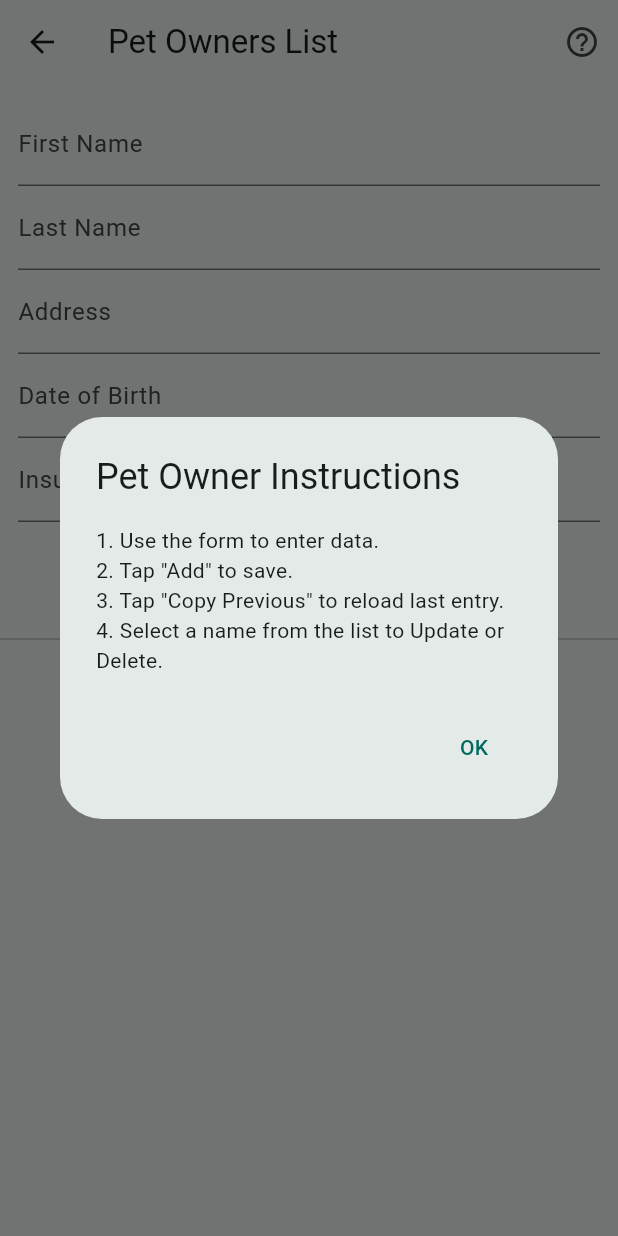
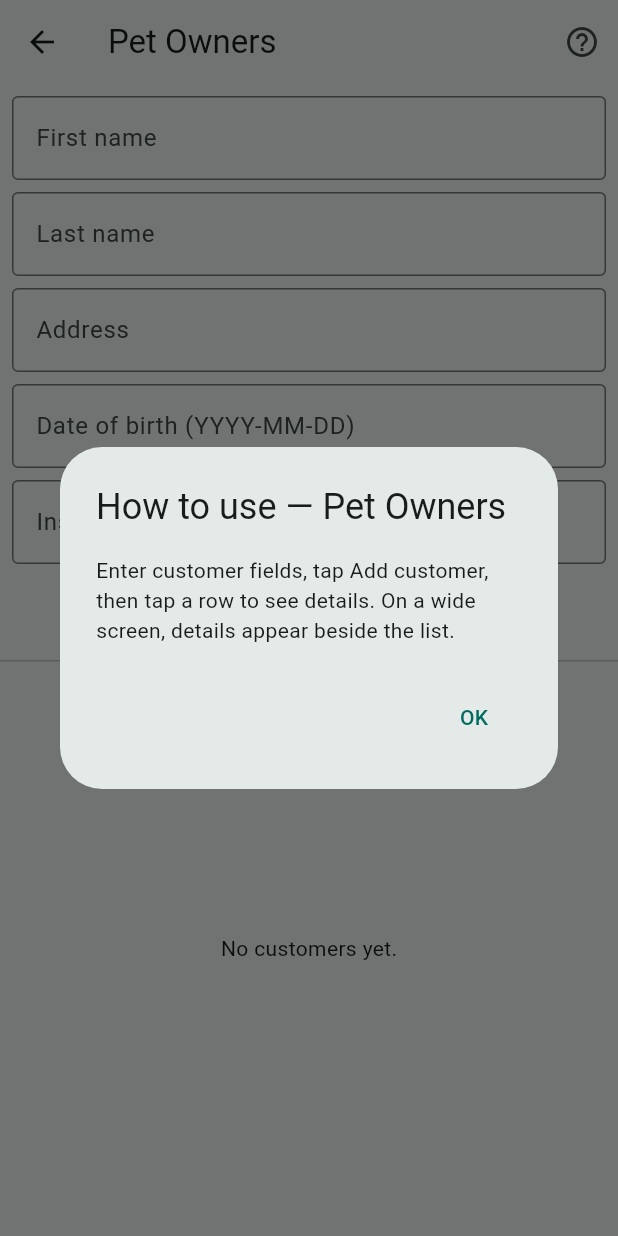
Before and after one commit to pedroperesteodoro/CST2335_Final_GroupProject, a Flutter app: the PetOwnerScreen screen opened directly, after a tap on the "help outline" icon, on a phone screen of 412 x 824 dp. Run offline on Flutter 3.47's test engine with Material 3 defaults, Android fonts, the phone set to English and light mode, and no system bars; our stand-ins replace floor, sqflite; accounts and stored records are empty; generated files the repository leaves out were written again.

Commit message:
New version

```diff
--- a/lib/data/daos/pet_owner_dao.dart
+++ b/lib/data/daos/pet_owner_dao.dart
@@ -1,7 +1,7 @@
 import 'package:floor/floor.dart';
 
 import '../entities/pet_owner.dart';
-///Vaibhav Tanwar
+
 /// Data access for [PetOwner] rows (course pattern: @Query / @insert / @update / @delete).
 @dao
 abstract class PetOwnerDao {
--- a/lib/screens/pet_owner_screen.dart
+++ b/lib/screens/pet_owner_screen.dart
@@ -1,9 +1,12 @@
 import 'package:flutter/material.dart';
-import 'package:flutter_secure_storage/flutter_secure_storage.dart';
+
 import '../data/database_holder.dart';
 import '../data/entities/pet_owner.dart';
 import '../widgets/reactive_layout.dart';
 
+/// **Pet Owners** module — base scaffold: form + [ListView], SQLite via Floor, responsive details.
+///
+/// Teammate extends this with EncryptedSharedPreferences, full validation, ActionBar help, i18n, etc.
 class PetOwnerScreen extends StatefulWidget {
   const PetOwnerScreen({super.key});
 
@@ -12,11 +15,11 @@ class PetOwnerScreen extends StatefulWidget {
 }
 
 class _PetOwnerScreenState extends State<PetOwnerScreen> {
+  /// Rows shown in the list (loaded from SQLite on open and after writes).
   List<PetOwner> _rows = [];
+
+  /// When non-null on narrow screens, the UI shows the detail pane instead of the list.
   PetOwner? _selected;
-
-
-  final _storage = const FlutterSecureStorage();
 
   final _first = TextEditingController();
   final _last = TextEditingController();
@@ -40,7 +43,7 @@ class _PetOwnerScreenState extends State<PetOwnerScreen> {
     super.dispose();
   }
 
-  /// Reloads list from SQLite and updates the UI.
+  /// SQLite.txt: load list when the screen starts (async → `setState` when data returns).
   Future<void> _reloadFromDb() async {
     final dao = DatabaseHolder.instance.petOwnerDao;
     final list = await dao.findAll();
@@ -48,134 +51,109 @@ class _PetOwnerScreenState extends State<PetOwnerScreen> {
     setState(() => _rows = list);
   }
 
-  Future<void> _saveToEncryptedStorage() async {
-    await _storage.write(key: 'last_first', value: _first.text);
-    await _storage.write(key: 'last_last', value: _last.text);
-    await _storage.write(key: 'last_address', value: _address.text);
-    await _storage.write(key: 'last_dob', value: _dob.text);
-  }
+  /// Minimal validation: assignment requires all except insurance before submit.
+  Future<void> _onAddPressed() async {
+    final first = _first.text.trim();
+    final last = _last.text.trim();
+    final address = _address.text.trim();
+    final dob = _dob.text.trim();
+    final ins = _insurance.text.trim();
 
-  Future<void> _loadFromEncryptedStorage() async {
-    _first.text = await _storage.read(key: 'last_first') ?? "";
-    _last.text = await _storage.read(key: 'last_last') ?? "";
-    _address.text = await _storage.read(key: 'last_address') ?? "";
-    _dob.text = await _storage.read(key: 'last_dob') ?? "";
-
+    if (first.isEmpty || last.isEmpty || address.isEmpty || dob.isEmpty) {
       ScaffoldMessenger.of(context).showSnackBar(
-      const SnackBar(content: Text('Fields copied from previous customer.')),
+        const SnackBar(content: Text('Fill first name, last name, address, and DOB.')),
       );
-  }
-
-  /// Add Logic with Requirement #5 (AlertDialog & Snackbar)
-  Future<void> _onAddPressed() async {
-    if (_first.text.isEmpty || _last.text.isEmpty || _address.text.isEmpty || _dob.text.isEmpty) {
-      _showSimpleDialog('Missing Data', 'Please fill all fields except Insurance.');
       return;
     }
 
     final row = PetOwner(
-      firstName: _first.text,
-      lastName: _last.text,
-      address: _address.text,
-      dateOfBirth: _dob.text,
-      insuranceNumber: _insurance.text.isEmpty ? null : _insurance.text,
+      firstName: first,
+      lastName: last,
+      address: address,
+      dateOfBirth: dob,
+      insuranceNumber: ins.isEmpty ? null : ins,
     );
 
     await DatabaseHolder.instance.petOwnerDao.insertPetOwner(row);
-    await _saveToEncryptedStorage(); // Save for future copying
-
-    _clearFields();
+    _first.clear();
+    _last.clear();
+    _address.clear();
+    _dob.clear();
+    _insurance.clear();
     await _reloadFromDb();
 
+    if (!mounted) return;
     ScaffoldMessenger.of(context).showSnackBar(
-      const SnackBar(content: Text('Customer successfully added!')),
+      const SnackBar(content: Text('Pet owner saved to the database.')),
     );
   }
 
-  /// Logic to update an existing customer.
-  Future<void> _onUpdatePressed() async {
-    if (_selected == null) return;
-
-    final updated = PetOwner(
-      id: _selected!.id, // Keep the same ID to overwrite the row
-      firstName: _first.text,
-      lastName: _last.text,
-      address: _address.text,
-      dateOfBirth: _dob.text,
-      insuranceNumber: _insurance.text,
-    );
-
-    await DatabaseHolder.instance.petOwnerDao.updatePetOwner(updated);
-    await _reloadFromDb();
-    setState(() => _selected = updated);
-    ScaffoldMessenger.of(context).showSnackBar(
-      const SnackBar(content: Text('Customer information updated.')),
-    );
-  }
-
-  void _clearFields() {
-    _first.clear(); _last.clear(); _address.clear(); _dob.clear(); _insurance.clear();
-  }
-
-  void _showSimpleDialog(String title, String message) {
-    showDialog(
+  /// Shows the course-required help text in a modal dialog (ActionBar item below).
+  void _showHelpDialog() {
+    showDialog<void>(
       context: context,
       builder: (c) => AlertDialog(
-        title: Text(title),
-        content: Text(message),
-        actions: [TextButton(onPressed: () => Navigator.pop(c), child: const Text('OK'))],
+        title: const Text('How to use — Pet Owners'),
+        content: const Text(
+          'Enter customer fields, tap Add customer, then tap a row to see details. '
+          'On a wide screen, details appear beside the list.',
         ),
-    );
-  }
-
-  void _showHelpDialog() {
-    _showSimpleDialog(
-      'Pet Owner Instructions',
-      '1. Use the form to enter data.\n2. Tap "Add" to save.\n3. Tap "Copy Previous" to reload last entry.\n4. Select a name from the list to Update or Delete.',
+        actions: [
+          TextButton(onPressed: () => Navigator.pop(c), child: const Text('OK')),
+        ],
+      ),
     );
   }
 
   Widget _buildListPane() {
     return Column(
+      crossAxisAlignment: CrossAxisAlignment.stretch,
       children: [
         Padding(
-          padding: const EdgeInsets.all(12),
+          padding: const EdgeInsets.all(8),
           child: Column(
             children: [
-              TextField(controller: _first, decoration: const InputDecoration(labelText: 'First Name')),
-              TextField(controller: _last, decoration: const InputDecoration(labelText: 'Last Name')),
-              TextField(controller: _address, decoration: const InputDecoration(labelText: 'Address')),
-              TextField(controller: _dob, decoration: const InputDecoration(labelText: 'Date of Birth')),
-              TextField(controller: _insurance, decoration: const InputDecoration(labelText: 'Insurance #')),
-              const SizedBox(height: 10),
-              Row(
-                mainAxisAlignment: MainAxisAlignment.spaceEvenly,
-                children: [
-                  ElevatedButton(onPressed: _onAddPressed, child: const Text('Add')),
-                  OutlinedButton(onPressed: _loadFromEncryptedStorage, child: const Text('Copy Previous')),
-                ],
+              TextField(
+                controller: _first,
+                decoration: const InputDecoration(labelText: 'First name', border: OutlineInputBorder()),
               ),
+              const SizedBox(height: 8),
+              TextField(
+                controller: _last,
+                decoration: const InputDecoration(labelText: 'Last name', border: OutlineInputBorder()),
+              ),
+              const SizedBox(height: 8),
+              TextField(
+                controller: _address,
+                decoration: const InputDecoration(labelText: 'Address', border: OutlineInputBorder()),
+              ),
+              const SizedBox(height: 8),
+              TextField(
+                controller: _dob,
+                decoration: const InputDecoration(labelText: 'Date of birth (YYYY-MM-DD)', border: OutlineInputBorder()),
+              ),
+              const SizedBox(height: 8),
+              TextField(
+                controller: _insurance,
+                decoration: const InputDecoration(labelText: 'Insurance # (optional)', border: OutlineInputBorder()),
+              ),
+              const SizedBox(height: 8),
+              FilledButton(onPressed: _onAddPressed, child: const Text('Add customer')),
             ],
           ),
         ),
-        const Divider(),
+        const Divider(height: 1),
         Expanded(
-          child: ListView.builder(
+          child: _rows.isEmpty
+              ? const Center(child: Text('No customers yet.'))
+              : ListView.builder(
                   itemCount: _rows.length,
                   itemBuilder: (context, i) {
                     final r = _rows[i];
                     return ListTile(
                       title: Text('${r.lastName}, ${r.firstName}'),
                       subtitle: Text(r.address),
-                onTap: () {
-                  setState(() => _selected = r);
-                  // Populate fields for editing
-                  _first.text = r.firstName;
-                  _last.text = r.lastName;
-                  _address.text = r.address;
-                  _dob.text = r.dateOfBirth;
-                  _insurance.text = r.insuranceNumber ?? "";
-                },
+                      onTap: () => setState(() => _selected = r),
                     );
                   },
                 ),
@@ -185,26 +163,51 @@ class _PetOwnerScreenState extends State<PetOwnerScreen> {
   }
 
   Widget _buildDetailPane() {
-    if (_selected == null) return const Center(child: Text('Select a customer to view details.'));
+    final r = _selected;
+    if (r == null) {
+      return const Center(child: Text('Select a customer from the list.'));
+    }
     return Padding(
-      padding: const EdgeInsets.all(20),
+      padding: const EdgeInsets.all(16),
       child: Column(
+        crossAxisAlignment: CrossAxisAlignment.start,
         children: [
-          const Text('Customer Details', style: TextStyle(fontSize: 22, fontWeight: FontWeight.bold)),
+          Text('Details', style: Theme.of(context).textTheme.titleLarge),
+          const SizedBox(height: 8),
+          Text('Name: ${r.firstName} ${r.lastName}'),
+          Text('Address: ${r.address}'),
+          Text('DOB: ${r.dateOfBirth}'),
+          Text('Insurance: ${r.insuranceNumber ?? '—'}'),
           const Spacer(),
           Row(
-            mainAxisAlignment: MainAxisAlignment.spaceEvenly,
             children: [
-              ElevatedButton(onPressed: _onUpdatePressed, child: const Text('Update')),
-              ElevatedButton(
-                style: ElevatedButton.styleFrom(backgroundColor: Colors.red[100]),
+              FilledButton.tonal(
+                onPressed: () {
+                  showDialog<void>(
+                    context: context,
+                    builder: (ctx) => AlertDialog(
+                      title: const Text('Delete customer?'),
+                      content: const Text('This removes the row from SQLite.'),
+                      actions: [
+                        TextButton(onPressed: () => Navigator.pop(ctx), child: const Text('Cancel')),
+                        TextButton(
                           onPressed: () async {
-                  await DatabaseHolder.instance.petOwnerDao.deletePetOwner(_selected!);
+                            Navigator.pop(ctx);
+                            await DatabaseHolder.instance.petOwnerDao.deletePetOwner(r);
                             setState(() => _selected = null);
-                  _reloadFromDb();
-                  ScaffoldMessenger.of(context).showSnackBar(const SnackBar(content: Text('Removed.')));
+                            await _reloadFromDb();
+                            if (!mounted) return;
+                            ScaffoldMessenger.of(context).showSnackBar(
+                              const SnackBar(content: Text('Customer removed.')),
+                            );
                           },
-                child: const Text('Delete', style: TextStyle(color: Colors.red)),
+                          child: const Text('Delete'),
+                        ),
+                      ],
+                    ),
+                  );
+                },
+                child: const Text('Delete'),
               ),
             ],
           ),
@@ -216,14 +219,41 @@ class _PetOwnerScreenState extends State<PetOwnerScreen> {
   @override
   Widget build(BuildContext context) {
     final wide = shouldShowMasterDetailSideBySide(context);
+
     return Scaffold(
       appBar: AppBar(
-        title: const Text('Pet Owners List'),
-        actions: [IconButton(icon: const Icon(Icons.help_outline), onPressed: _showHelpDialog)],
+        title: const Text('Pet Owners'),
+        actions: [
+          IconButton(
+            icon: const Icon(Icons.help_outline),
+            onPressed: _showHelpDialog,
+            tooltip: 'Help',
+          ),
+        ],
       ),
       body: wide
-          ? Row(children: [Expanded(child: _buildListPane()), const VerticalDivider(), Expanded(child: _buildDetailPane())])
-          : (_selected == null ? _buildListPane() : _buildDetailPane()),
+          ? Row(
+              children: [
+                Expanded(flex: 5, child: _buildListPane()),
+                const VerticalDivider(width: 1),
+                Expanded(flex: 5, child: _buildDetailPane()),
+              ],
+            )
+          : _selected == null
+              ? _buildListPane()
+              : Column(
+                  children: [
+                    Align(
+                      alignment: Alignment.centerLeft,
+                      child: TextButton.icon(
+                        onPressed: () => setState(() => _selected = null),
+                        icon: const Icon(Icons.arrow_back),
+                        label: const Text('Back to list'),
+                      ),
+                    ),
+                    Expanded(child: _buildDetailPane()),
+                  ],
+                ),
     );
   }
 }
--- a/pubspec.yaml
+++ b/pubspec.yaml
@@ -14,7 +14,6 @@ dependencies:
   # Floor = SQLite abstraction (see course SQLite.txt / https://pinchbv.github.io/floor/)
   floor: ^1.5.0
   sqflite: ^2.4.2
-  flutter_secure_storage: ^9.0.0
 
 dev_dependencies:
   flutter_test:
```
Also changed, not shown: pubspec.lock, 5 other files. Lines whose indentation alone changed are shown as unchanged.
